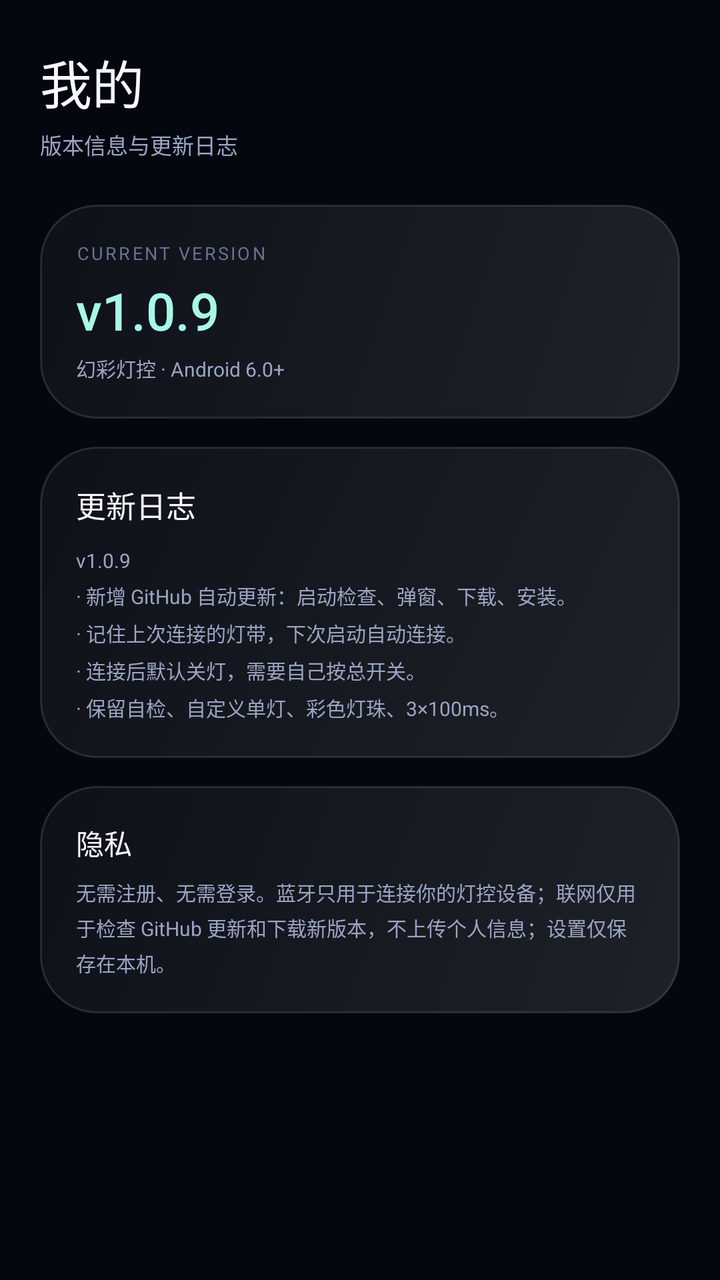
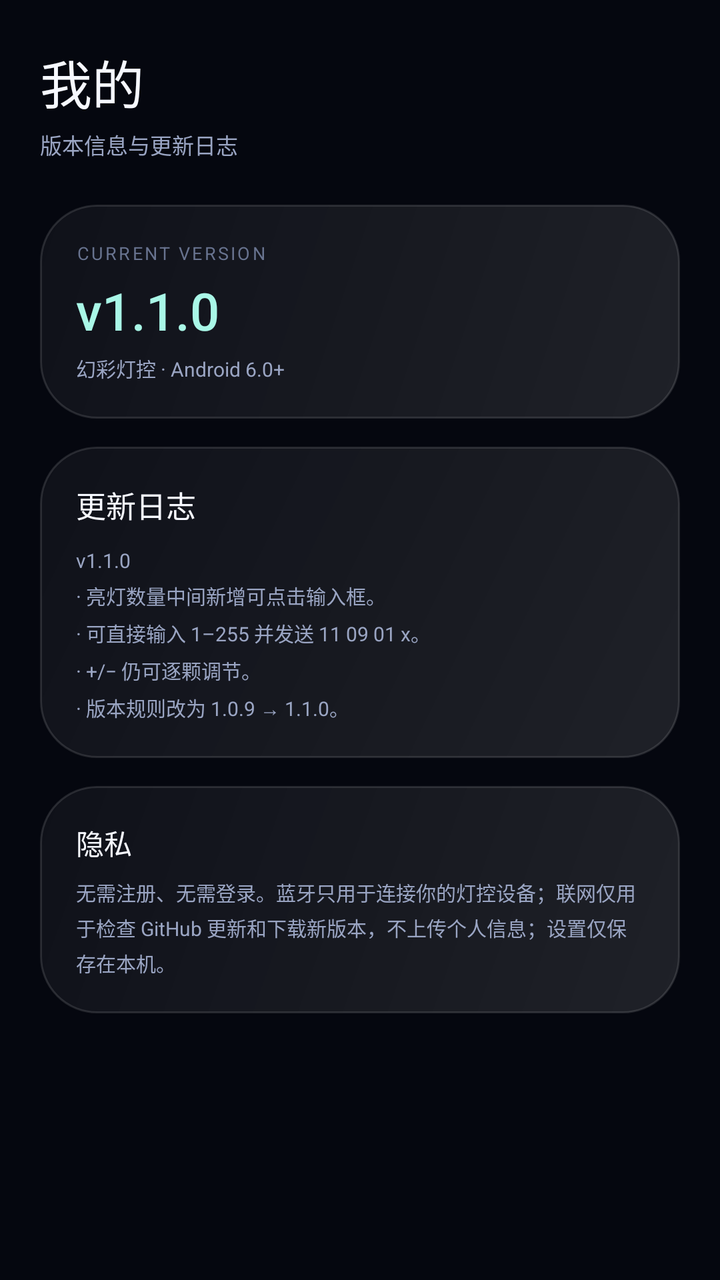

An Android layout rendered at two revisions. The XML below is the earlier revision; the diff shows what the commit changed to produce the second picture.
<!-- AndroidManifest.xml: application theme Theme.Aurora -->
<!-- res/layout/page_profile.xml -->
<?xml version="1.0" encoding="utf-8"?>
<ScrollView xmlns:android="http://schemas.android.com/apk/res/android"
    android:layout_width="match_parent"
    android:layout_height="match_parent"
    android:clipToPadding="false"
    android:fillViewport="true"
    android:overScrollMode="never"
    android:scrollbars="none">

    <LinearLayout
        android:layout_width="match_parent"
        android:layout_height="wrap_content"
        android:orientation="vertical"
        android:paddingStart="20dp"
        android:paddingTop="22dp"
        android:paddingEnd="20dp"
        android:paddingBottom="92dp">

        <TextView
            android:layout_width="wrap_content"
            android:layout_height="wrap_content"
            android:fontFamily="sans-serif-medium"
            android:text="我的"
            android:textColor="@color/text_primary"
            android:textSize="26sp" />

        <TextView
            android:layout_width="wrap_content"
            android:layout_height="wrap_content"
            android:layout_marginTop="4dp"
            android:text="版本信息与更新日志"
            android:textColor="@color/text_secondary"
            android:textSize="11sp" />

        <LinearLayout
            android:layout_width="match_parent"
            android:layout_height="wrap_content"
            android:layout_marginTop="22dp"
            android:background="@drawable/bg_card"
            android:orientation="vertical"
            android:padding="18dp">

            <TextView
                android:layout_width="wrap_content"
                android:layout_height="wrap_content"
                android:letterSpacing="0.12"
                android:text="CURRENT VERSION"
                android:textColor="@color/text_tertiary"
                android:textSize="9sp" />

            <TextView
                android:id="@+id/versionLabel"
                android:layout_width="wrap_content"
                android:layout_height="wrap_content"
                android:layout_marginTop="5dp"
                android:fontFamily="sans-serif-medium"
                android:longClickable="true"
                android:text="v1.0.9"
                android:textColor="@color/mint_soft"
                android:textSize="26sp" />

            <TextView
                android:layout_width="wrap_content"
                android:layout_height="wrap_content"
                android:layout_marginTop="4dp"
                android:text="幻彩灯控 · Android 6.0+"
                android:textColor="@color/text_secondary"
                android:textSize="10sp" />
        </LinearLayout>

        <LinearLayout
            android:layout_width="match_parent"
            android:layout_height="wrap_content"
            android:layout_marginTop="14dp"
            android:background="@drawable/bg_card"
            android:orientation="vertical"
            android:padding="18dp">

            <TextView
                android:layout_width="wrap_content"
                android:layout_height="wrap_content"
                android:fontFamily="sans-serif-medium"
                android:text="更新日志"
                android:textColor="@color/text_primary"
                android:textSize="15sp" />

            <TextView
                android:id="@+id/appChangelog"
                android:layout_width="match_parent"
                android:layout_height="wrap_content"
                android:layout_marginTop="10dp"
                android:lineSpacingExtra="4dp"
                android:text="v1.0.9\n· 新增 GitHub 自动更新：启动检查、弹窗、下载、安装。\n· 记住上次连接的灯带，下次启动自动连接。\n· 连接后默认关灯，需要自己按总开关。\n· 保留自检、自定义单灯、彩色灯珠、3×100ms。"
                android:textColor="@color/text_secondary"
                android:textSize="10sp" />
        </LinearLayout>

        <LinearLayout
            android:layout_width="match_parent"
            android:layout_height="wrap_content"
            android:layout_marginTop="14dp"
            android:background="@drawable/bg_card"
            android:orientation="vertical"
            android:padding="18dp">

            <TextView
                android:layout_width="wrap_content"
                android:layout_height="wrap_content"
                android:fontFamily="sans-serif-medium"
                android:text="隐私"
                android:textColor="@color/text_primary"
                android:textSize="14sp" />

            <TextView
                android:layout_width="match_parent"
                android:layout_height="wrap_content"
                android:layout_marginTop="7dp"
                android:lineSpacingExtra="3dp"
                android:text="无需注册、无需登录。蓝牙只用于连接你的灯控设备；联网仅用于检查 GitHub 更新和下载新版本，不上传个人信息；设置仅保存在本机。"
                android:textColor="@color/text_secondary"
                android:textSize="10sp" />
        </LinearLayout>
    </LinearLayout>
</ScrollView>
<!-- resources referenced by this layout -->
<resources>
  <color name="mint_soft">#A9F7E7</color>
  <color name="text_primary">#F6F8FF</color>
  <color name="text_secondary">#9AA5C3</color>
  <color name="text_tertiary">#68738F</color>
  <!-- drawable bg_card (drawable) -->
  <?xml version="1.0" encoding="utf-8"?>
  <shape xmlns:android="http://schemas.android.com/apk/res/android"
      android:shape="rectangle">
      <gradient
          android:angle="135"
          android:endColor="#0AFFFFFF"
          android:startColor="#1AFFFFFF" />
      <corners android:radius="28dp" />
      <stroke
          android:width="1dp"
          android:color="#1FFFFFFF" />
  </shape>
  <style name="Theme.Aurora" parent="@android:style/Theme.Material.NoActionBar">
          <item name="android:fontFamily">sans-serif</item>
          <item name="android:windowBackground">@color/bg_deep</item>
          <item name="android:colorAccent">@color/mint</item>
          <item name="android:statusBarColor">@android:color/transparent</item>
          <item name="android:navigationBarColor">@android:color/transparent</item>
          <item name="android:windowLightStatusBar">false</item>
          <item name="android:windowNoTitle">true</item>
          <item name="android:windowActionModeOverlay">true</item>
          <item name="android:windowDrawsSystemBarBackgrounds">true</item>
      </style>
  <color name="bg_deep">#05070F</color>
  <color name="mint">#5BF0D0</color>
</resources>

<!-- the commit's change to res/layout/page_profile.xml (unified diff, before → after) -->
@@ -55,7 +55,7 @@
                 android:layout_marginTop="5dp"
                 android:fontFamily="sans-serif-medium"
                 android:longClickable="true"
-                android:text="v1.0.9"
+                android:text="v1.1.0"
                 android:textColor="@color/mint_soft"
                 android:textSize="26sp" />
 
@@ -90,7 +90,7 @@
                 android:layout_height="wrap_content"
                 android:layout_marginTop="10dp"
                 android:lineSpacingExtra="4dp"
-                android:text="v1.0.9\n· 新增 GitHub 自动更新：启动检查、弹窗、下载、安装。\n· 记住上次连接的灯带，下次启动自动连接。\n· 连接后默认关灯，需要自己按总开关。\n· 保留自检、自定义单灯、彩色灯珠、3×100ms。"
+                android:text="v1.1.0\n· 亮灯数量中间新增可点击输入框。\n· 可直接输入 1–255 并发送 11 09 01 x。\n· +/− 仍可逐颗调节。\n· 版本规则改为 1.0.9 → 1.1.0。"
                 android:textColor="@color/text_secondary"
                 android:textSize="10sp" />
         </LinearLayout>
